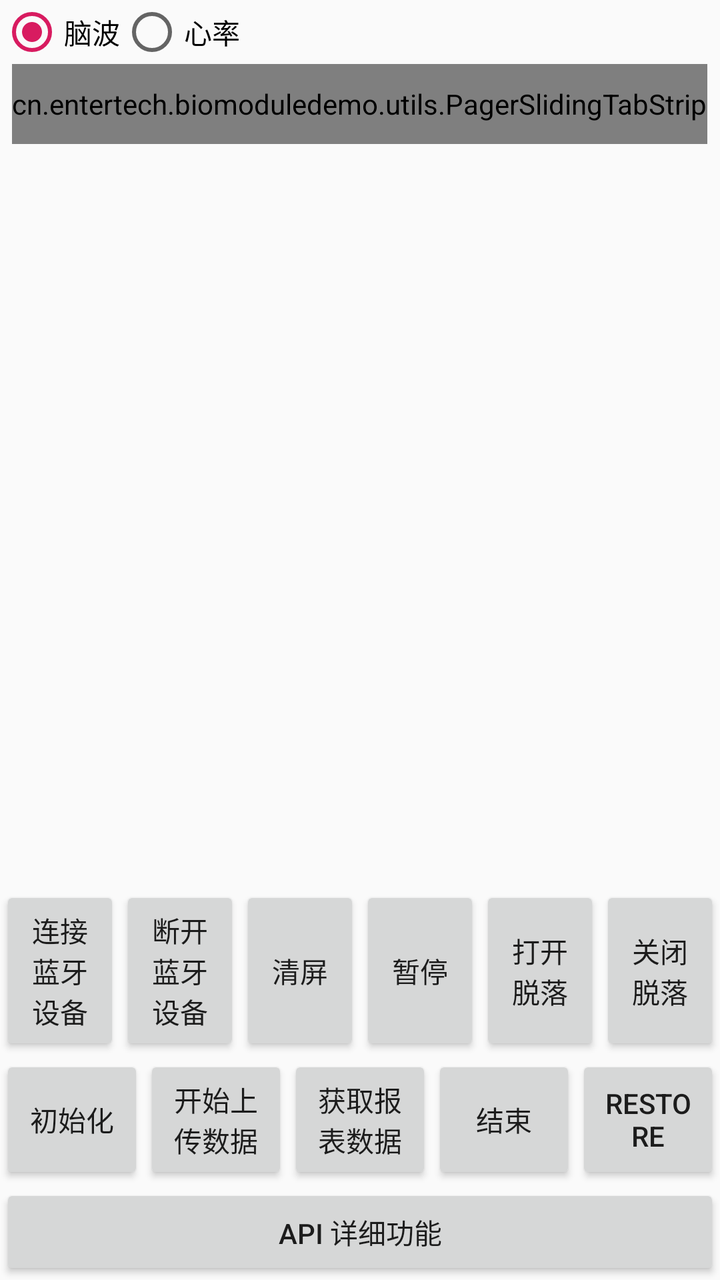
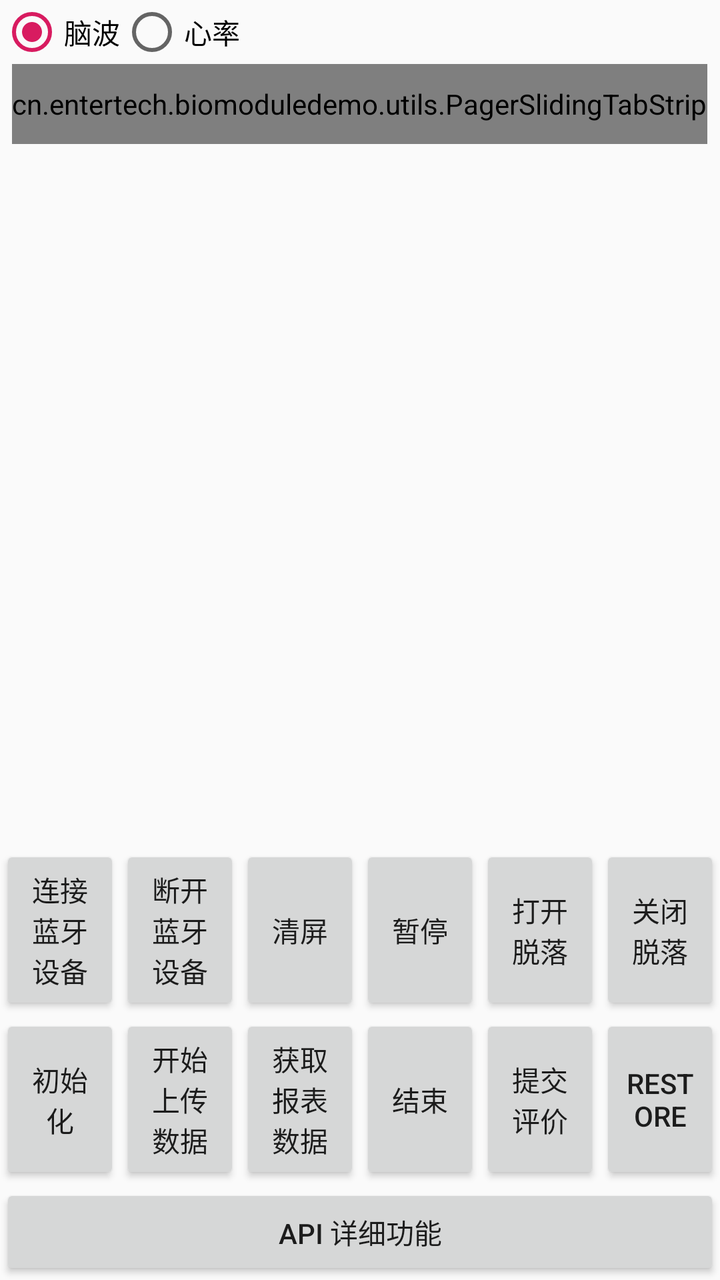

Screens rendered from an Android XML layout before and after an edit, with the pre-edit source and the edit as a unified diff.
<!-- AndroidManifest.xml: activity theme AppTheme.NoActionBar -->
<!-- res/layout/activity_main.xml -->
<?xml version="1.0" encoding="utf-8"?>
<LinearLayout
        xmlns:android="http://schemas.android.com/apk/res/android"
        xmlns:app="http://schemas.android.com/apk/res-auto"
        xmlns:tools="http://schemas.android.com/tools"
        android:layout_width="match_parent"
        android:layout_height="match_parent"
        tools:context=".activity.MainActivity"
        android:orientation="vertical"
        >

    <RadioGroup
            android:layout_width="match_parent"
            android:layout_height="wrap_content"
            android:orientation="horizontal"
            >

        <RadioButton
                android:id="@+id/rb_brain"
                android:layout_width="wrap_content"
                android:layout_height="wrap_content"
                android:text="脑波"
                android:checked="true"
                />

        <RadioButton
                android:id="@+id/rb_heart"
                android:layout_width="wrap_content"
                android:layout_height="wrap_content"
                android:text="心率"
                />

    </RadioGroup>

    
    <cn.entertech.biomoduledemo.utils.PagerSlidingTabStrip
            android:id="@+id/message_tabs"
            android:layout_gravity="center"
            app:pstsIndicatorHeight="2dp"
            app:pstsUnderlineHeight="0dp"
            app:pstsTabUnselectedTextColor="#999999"
            app:pstsTabSelectedTextColor="@color/colorPrimary"
            app:pstsIndicatorColor="@color/colorPrimary"
            android:layout_width="wrap_content"
            android:layout_height="40dp"
            />

    <android.support.v4.view.ViewPager
            android:id="@+id/vp_contain"
            android:layout_width="match_parent"
            android:layout_height="0dp"
            android:layout_weight="1"
            >

    </android.support.v4.view.ViewPager>

    <LinearLayout
            android:layout_width="match_parent"
            android:layout_height="wrap_content"
            android:orientation="horizontal"
            >

        <Button
                android:layout_weight="1"
                android:layout_width="0dp"
                android:layout_height="match_parent"
                android:text="连接蓝牙设备"
                android:onClick="onConnectDevice"
                />

        <Button
                android:layout_weight="1"
                android:layout_width="0dp"
                android:layout_height="match_parent"
                android:text="断开蓝牙设备"
                android:onClick="onDisconnetDevice"
                />


        <Button
                android:layout_weight="1"
                android:layout_width="0dp"
                android:layout_height="match_parent"
                android:text="清屏"
                android:onClick="onClear"
                />


        <Button
                android:layout_weight="1"
                android:layout_width="0dp"
                android:layout_height="match_parent"
                android:text="暂停"
                android:onClick="onPause"
                />


        <Button
                android:layout_weight="1"
                android:layout_width="0dp"
                android:layout_height="match_parent"
                android:text="打开脱落"
                android:onClick="onStartContact"
                />

        <Button
                android:layout_weight="1"
                android:layout_width="0dp"
                android:layout_height="match_parent"
                android:text="关闭脱落"
                android:onClick="onStopContact"
                />


    </LinearLayout>

    <LinearLayout
            android:layout_width="match_parent"
            android:layout_height="wrap_content"
            android:orientation="horizontal"
            >

        <Button
                android:layout_weight="1"
                android:layout_width="0dp"
                android:layout_height="match_parent"
                android:text="初始化"
                android:onClick="onInit"
                />

        <Button
                android:layout_weight="1"
                android:layout_width="0dp"
                android:layout_height="match_parent"
                android:text="开始上传数据"
                android:onClick="onStartUpload"
                />

        <Button
                android:layout_weight="1"
                android:layout_width="0dp"
                android:layout_height="match_parent"
                android:text="获取报表数据"
                android:onClick="onReport"
                />

        <Button
                android:layout_weight="1"
                android:layout_width="0dp"
                android:layout_height="match_parent"
                android:text="结束"
                android:onClick="onFinish"
                />

        <Button
                android:layout_weight="1"
                android:layout_width="0dp"
                android:layout_height="match_parent"
                android:text="Restore"
                android:onClick="onRestore"
                />

    </LinearLayout>

    <Button
            android:layout_width="match_parent"
            android:layout_height="wrap_content"
            android:text="API 详细功能"
            android:onClick="toApiDetail"
            />

    
    
    
    
    
    
    
    
    
    
    
    


</LinearLayout>
<!-- resources referenced by this layout -->
<resources>
  <color name="colorPrimary">#008577</color>
  <style name="AppTheme.NoActionBar">
          <item name="windowActionBar">false</item>
          <item name="windowNoTitle">true</item>
      </style>
</resources>

<!-- the commit's change to res/layout/activity_main.xml (unified diff, before → after) -->
@@ -156,6 +156,13 @@
                 android:layout_weight="1"
                 android:layout_width="0dp"
                 android:layout_height="match_parent"
+                android:text="提交评价"
+                android:onClick="onSubmit"
+                />
+        <Button
+                android:layout_weight="1"
+                android:layout_width="0dp"
+                android:layout_height="match_parent"
                 android:text="Restore"
                 android:onClick="onRestore"
                 />
